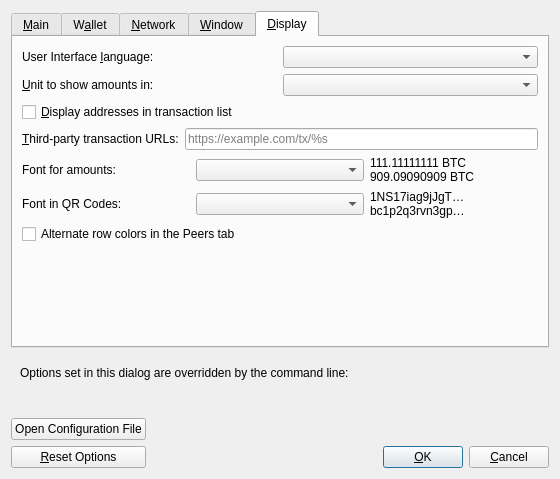
Before: the Qt Designer form src/qt/forms/optionsdialog.ui in bitcoinknots/bitcoin, drawn with Qt 5.
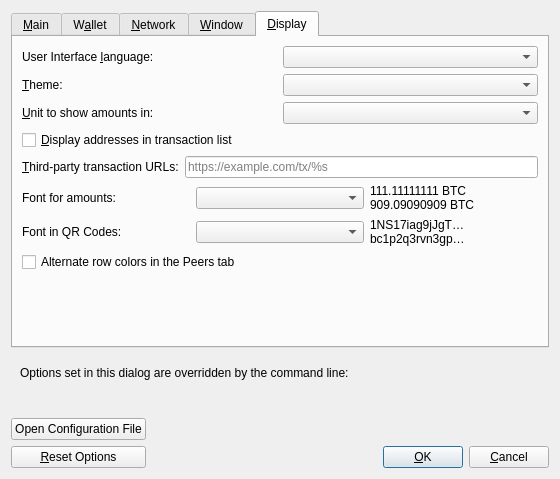
After: the same form once the commit is applied. The open tabs and pages were chosen to show the change. Custom widgets are drawn as their Qt base class.

Commit message: qt: add fusion theme selector

```diff
--- a/src/qt/forms/optionsdialog.ui
+++ b/src/qt/forms/optionsdialog.ui
@@ -840,6 +840,30 @@
          </item>
         </layout>
        </item>
+       <item>
+        <layout class="QHBoxLayout" name="horizontalLayout_theme_Display">
+         <item>
+          <widget class="QLabel" name="themeLabel">
+           <property name="text">
+            <string>&amp;Theme:</string>
+           </property>
+           <property name="textFormat">
+            <enum>Qt::PlainText</enum>
+           </property>
+           <property name="buddy">
+            <cstring>theme</cstring>
+           </property>
+          </widget>
+         </item>
+         <item>
+          <widget class="QValueComboBox" name="theme">
+           <property name="toolTip">
+            <string>Choose whether the interface should follow the system theme or always use a light or dark appearance.</string>
+           </property>
+          </widget>
+         </item>
+        </layout>
+       </item>
        <item>
         <layout class="QHBoxLayout" name="horizontalLayout_2_Display">
          <item>
```
The commit also changes 27 other files.
